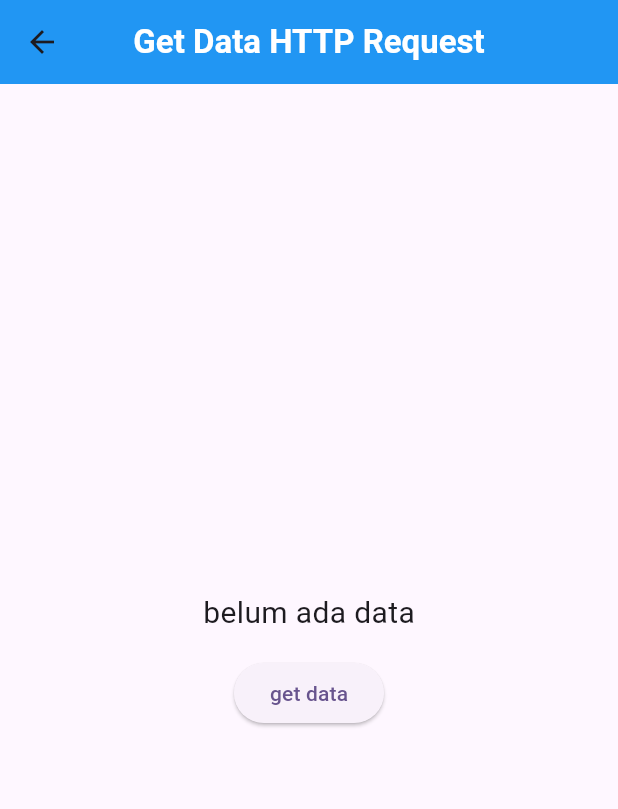
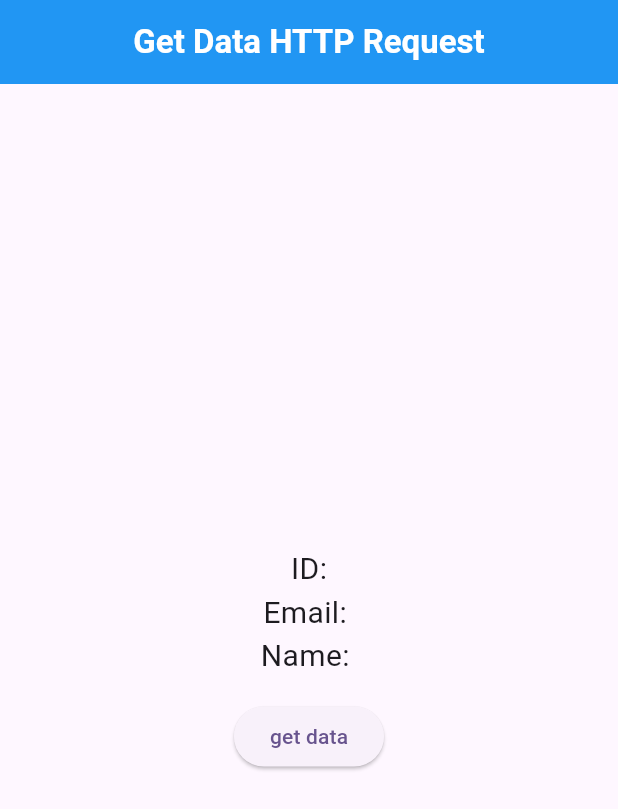
Before and after one commit to Ivriel/flutter_beginner, a Flutter app: the GetPage screen opened directly, after a tap on "get data", on a phone screen of 412 x 824 dp. Shown: the top 809 px of the screen. Run offline on Flutter 3.47's test engine with Material 3 defaults, Android fonts, the phone set to English and light mode, and no system bars; network calls fail.

Commit message:
Refactor GetPage to retrieve and display user data with ID, email, and name

```diff
--- a/lib/httprequest/get.dart
+++ b/lib/httprequest/get.dart
@@ -9,11 +9,15 @@ class GetPage extends StatefulWidget {
 }
 
 class _GetPageState extends State<GetPage> {
-  late String body;
+  late String id;
+  late String email;
+  late String name;
 
   @override
   void initState(){
-    body="belum ada data";
+    id="";
+    email="";
+    name="";
     super.initState();
   }
   @override
@@ -34,21 +38,23 @@ class _GetPageState extends State<GetPage> {
         child: Column(
           mainAxisAlignment: MainAxisAlignment.center,
           children: [
-            Text(body,style: TextStyle(fontSize: 20),),
+            Text("ID:$id",style: TextStyle(fontSize: 20),),
+             Text("Email: $email",style: TextStyle(fontSize: 20),),
+              Text("Name: $name",style: TextStyle(fontSize: 20),),
             SizedBox(height: 15),
             ElevatedButton(
             onPressed: () async{
-              var myresponse = await http.get(Uri.parse("https://reqres.in/api/users/2"));
+              var myresponse = await http.get(Uri.parse("https://reqres.in/api/users/5"));
               if(myresponse.statusCode == 200){
                 print("Berhasil Get Data");
                 Map<String,dynamic> data = json.decode(myresponse.body) as Map<String, dynamic>;
                 setState(() {
-                  body = data["data"].toString();
+                  id= data["data"]["id"].toString();
+                  email= data["data"]["email"].toString();
+                  name= "${data["data"]["first_name"]} ${data["data"]["last_name"]}";
                 });
               } else {
-                setState(() {
-                  body = "Gagal Get Data ${myresponse.statusCode}";
-                });
+                print("Gagal Get Data");
               }
             },
             child: Text("get data")
--- a/lib/main.dart
+++ b/lib/main.dart
@@ -1,4 +1,5 @@
 import 'package:flutter/material.dart';
+import 'package:http/http.dart';
 import 'httprequest/get.dart';
 import 'statelessvsstatefull/slicinginstagram/navbar.dart';
 import 'statelessvsstatefull/slicinginstagram/splashscreen.dart';
@@ -19,7 +20,7 @@ class MyApp extends StatelessWidget {
         colorScheme: ColorScheme.fromSeed(seedColor: Colors.deepPurple),
         useMaterial3: true,
       ),
-      home:Splashscreen(),
+      home:GetPage(),
     );
   }
 }
```
